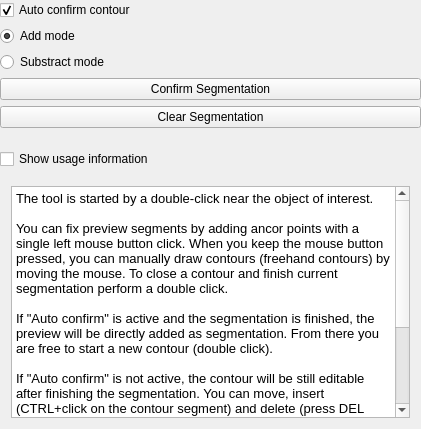
The window that Modules/SegmentationUI/Qmitk/QmitkEditableContourToolGUIControls.ui (MITK/MITK) describes before a commit, drawn with Qt 5.
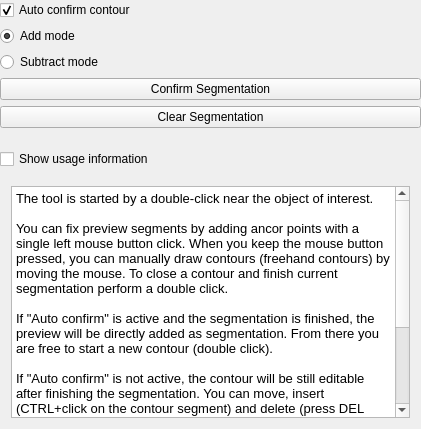
The same window after the commit.

Commit message: Use correct spelling of "subtract"

Patch:
```diff
--- a/Modules/SegmentationUI/Qmitk/QmitkEditableContourToolGUIControls.ui
+++ b/Modules/SegmentationUI/Qmitk/QmitkEditableContourToolGUIControls.ui
@@ -72,7 +72,7 @@
         <string>If confirmed the contour will be added as background, thus it will be substracted from the active label.</string>
        </property>
        <property name="text">
-        <string>Substract mode</string>
+        <string>Subtract mode</string>
        </property>
       </widget>
      </item>
```
Left out of the diff: 4 changed lines with no effect on the pictures. The commit also changes 2 other files.
